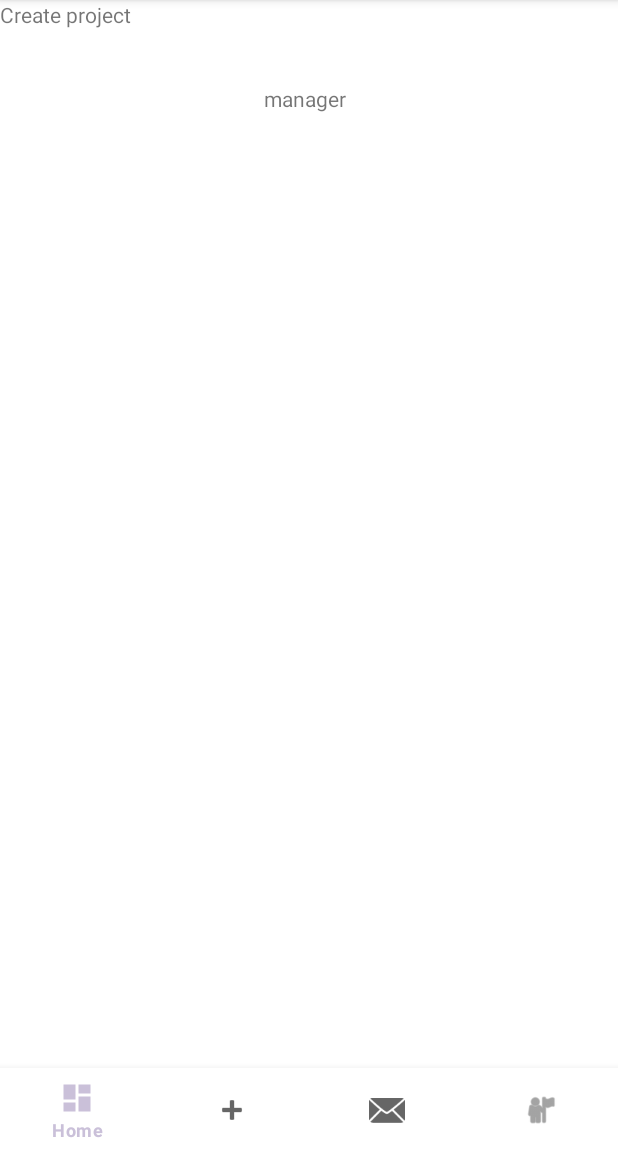
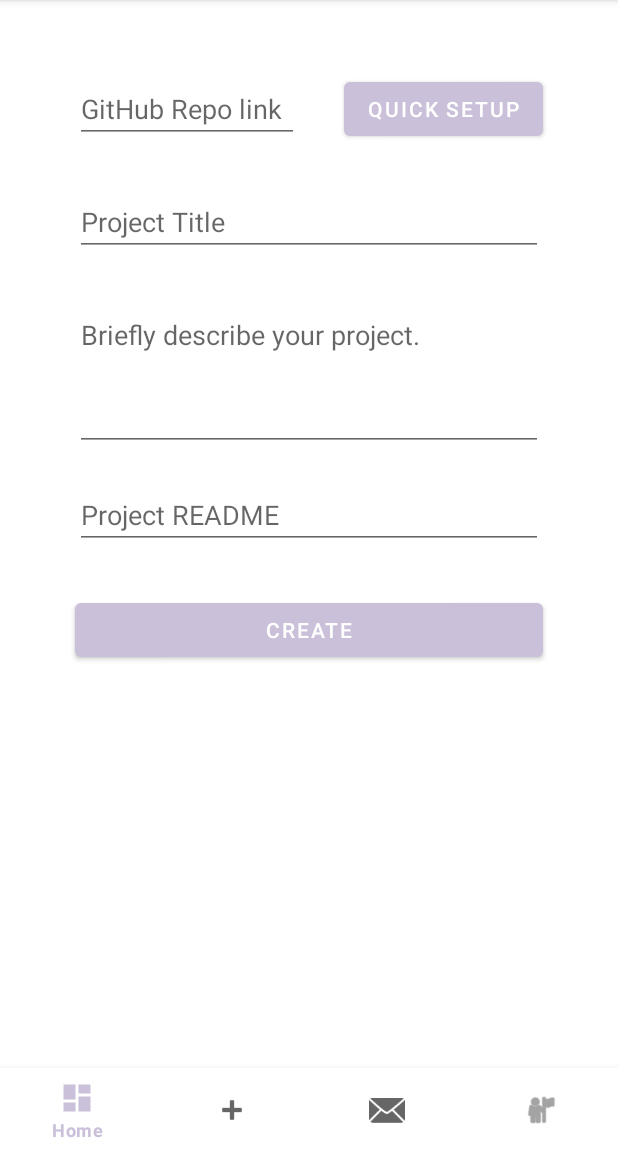
Before and after one commit to Esteb37/Open-Sorcerer, an Android app: the fragment CreateProjectFragment placed in its activity, on a phone screen of 412 x 824 dp, the part 84-1236 px from its top. Run offline under Robolectric (Android 15) with nearby library versions, the phone set to English and light mode, and no system bars; libraries missing offline, so code that uses them is left out: com.parse, org.kohsuke.github, org.parceler; 4 statements that could not run were skipped.

Commit message:
Create project from GitHub repo

```diff
--- a/app/src/main/res/layout/activity_manager_home.xml
+++ b/app/src/main/res/layout/activity_manager_home.xml
@@ -5,16 +5,6 @@
     android:layout_width="match_parent"
     android:layout_height="match_parent"
     tools:context=".ui.manager.ManagerHomeActivity">
-
-    <TextView
-        android:id="@+id/textView4"
-        android:layout_width="wrap_content"
-        android:layout_height="wrap_content"
-        android:layout_marginStart="176dp"
-        android:layout_marginTop="56dp"
-        android:text="manager"
-        app:layout_constraintStart_toStartOf="parent"
-        app:layout_constraintTop_toTopOf="parent" />
 
     <FrameLayout
         android:id="@+id/flContainer"
--- a/app/src/main/res/layout/fragment_create_project.xml
+++ b/app/src/main/res/layout/fragment_create_project.xml
@@ -1,14 +1,82 @@
 <?xml version="1.0" encoding="utf-8"?>
-<FrameLayout xmlns:android="http://schemas.android.com/apk/res/android"
+<androidx.constraintlayout.widget.ConstraintLayout xmlns:android="http://schemas.android.com/apk/res/android"
+    xmlns:app="http://schemas.android.com/apk/res-auto"
     xmlns:tools="http://schemas.android.com/tools"
     android:layout_width="match_parent"
     android:layout_height="match_parent"
     tools:context=".ui.manager.CreateProjectFragment">
 
-    <!-- TODO: Update blank fragment layout -->
-    <TextView
-        android:layout_width="match_parent"
-        android:layout_height="match_parent"
-        android:text="Create project" />
+    <EditText
+        android:id="@+id/etReadme"
+        android:layout_width="0dp"
+        android:layout_height="wrap_content"
+        android:layout_marginTop="20dp"
+        android:ems="10"
+        android:hint="Project README"
+        android:inputType="textPersonName"
+        app:layout_constraintEnd_toEndOf="@+id/btnQuick"
+        app:layout_constraintHorizontal_bias="0.0"
+        app:layout_constraintStart_toStartOf="@+id/etRepo"
+        app:layout_constraintTop_toBottomOf="@+id/etShortDescription" />
 
-</FrameLayout>
+    <EditText
+        android:id="@+id/etRepo"
+        android:layout_width="0dp"
+        android:layout_height="wrap_content"
+        android:layout_marginStart="50dp"
+        android:layout_marginTop="50dp"
+        android:layout_marginEnd="30dp"
+        android:ems="10"
+        android:hint="GitHub Repo link"
+        android:inputType="textPersonName"
+        app:layout_constraintEnd_toStartOf="@+id/btnQuick"
+        app:layout_constraintStart_toStartOf="parent"
+        app:layout_constraintTop_toTopOf="parent" />
+
+    <Button
+        android:id="@+id/btnQuick"
+        android:layout_width="wrap_content"
+        android:layout_height="wrap_content"
+        android:layout_marginEnd="50dp"
+        android:text="Quick Setup"
+        app:layout_constraintBottom_toBottomOf="@+id/etRepo"
+        app:layout_constraintEnd_toEndOf="parent"
+        app:layout_constraintTop_toTopOf="@+id/etRepo" />
+
+    <EditText
+        android:id="@+id/etTitle"
+        android:layout_width="0dp"
+        android:layout_height="wrap_content"
+        android:layout_marginTop="30dp"
+        android:ems="10"
+        android:hint="Project Title"
+        android:inputType="textPersonName"
+        app:layout_constraintEnd_toEndOf="@+id/btnQuick"
+        app:layout_constraintStart_toStartOf="@+id/etRepo"
+        app:layout_constraintTop_toBottomOf="@+id/etRepo" />
+
+    <EditText
+        android:id="@+id/etShortDescription"
+        android:layout_width="0dp"
+        android:layout_height="100dp"
+        android:layout_marginTop="30dp"
+        android:ems="10"
+        android:gravity="start|top"
+        android:hint="Briefly describe your project."
+        android:inputType="textMultiLine"
+        app:layout_constraintEnd_toEndOf="@+id/etTitle"
+        app:layout_constraintHorizontal_bias="0.49"
+        app:layout_constraintStart_toStartOf="@+id/etTitle"
+        app:layout_constraintTop_toBottomOf="@+id/etTitle" />
+
+    <Button
+        android:id="@+id/btnCreate"
+        android:layout_width="0dp"
+        android:layout_height="wrap_content"
+        android:layout_marginTop="30dp"
+        android:text="Create"
+        app:layout_constraintEnd_toEndOf="@+id/etReadme"
+        app:layout_constraintStart_toStartOf="@+id/etReadme"
+        app:layout_constraintTop_toBottomOf="@+id/etReadme" />
+
+</androidx.constraintlayout.widget.ConstraintLayout>
```
Also changed, not shown: app/src/main/java/com/example/opensorcerer/models/Project.java (+43 -12 lines), app/src/main/java/com/example/opensorcerer/ui/manager/CreateProjectFragment.java (+57 -0 lines).
